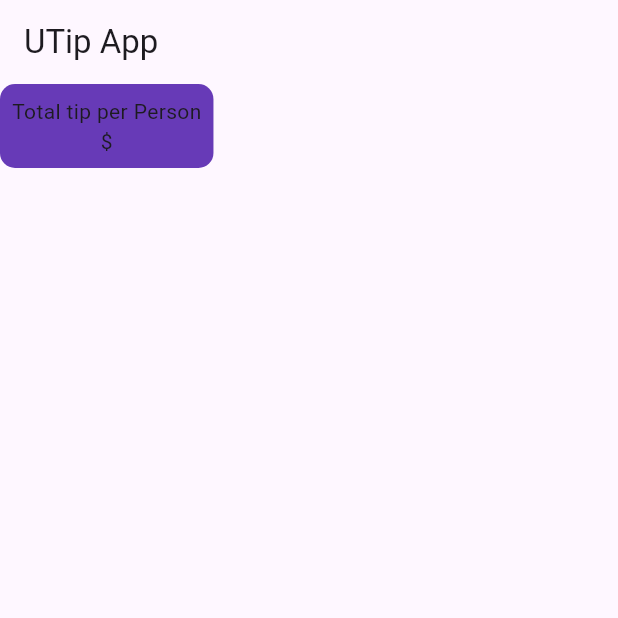
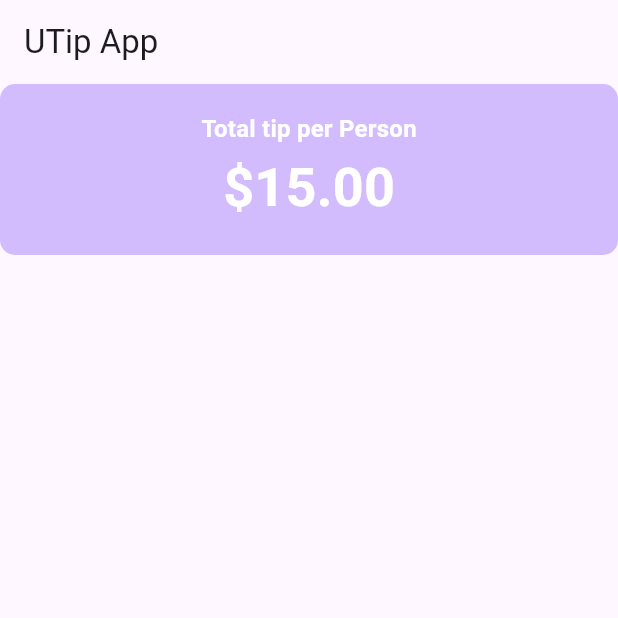
Before and after one commit to Camila1plus1/flutter-tip-calculator, a Flutter app: the screen it shows after launch, on a phone screen of 412 x 824 dp, the top half of it. Run offline on Flutter 3.47's test engine with Material 3 defaults, Android fonts, the light colour scheme and no system bars.

Commit message:
AddSomeStyle, Theme

```diff
--- a/flutter_tip_app/lib/main.dart
+++ b/flutter_tip_app/lib/main.dart
@@ -30,20 +30,34 @@ class UTip extends StatefulWidget {
 class _UTipState extends State<UTip> {
   @override
   Widget build(BuildContext context) {
+    var theme = Theme.of(context);
+    final style = theme.textTheme.titleMedium!.copyWith(
+    color: theme.colorScheme.onPrimary,
+    fontWeight: FontWeight.bold,
+    );
     return Scaffold(
       appBar: AppBar(
         title: Text('UTip App'),
       ),
       body: Column(
+        crossAxisAlignment: CrossAxisAlignment.stretch,
         children: [
           Container(
-          padding: EdgeInsets.all(8),
-            decoration: BoxDecoration(color: Colors.deepPurple,
+          padding: EdgeInsets.all(18),
+            decoration: BoxDecoration(
+              color: theme.colorScheme.inversePrimary,
             borderRadius: BorderRadius.circular(10.0)),
             child: Column(
               children: [
-                Text('Total tip per Person'),
-                Text('\$')
+                Text('Total tip per Person',
+                style: style,
+                ),
+            Text('\$15.00',
+            style: style.copyWith(
+              color: theme.colorScheme.onPrimary,
+              fontSize: theme.textTheme.displaySmall!.fontSize,
+            ),
+            ),
               ],
             )),
         ],
```
